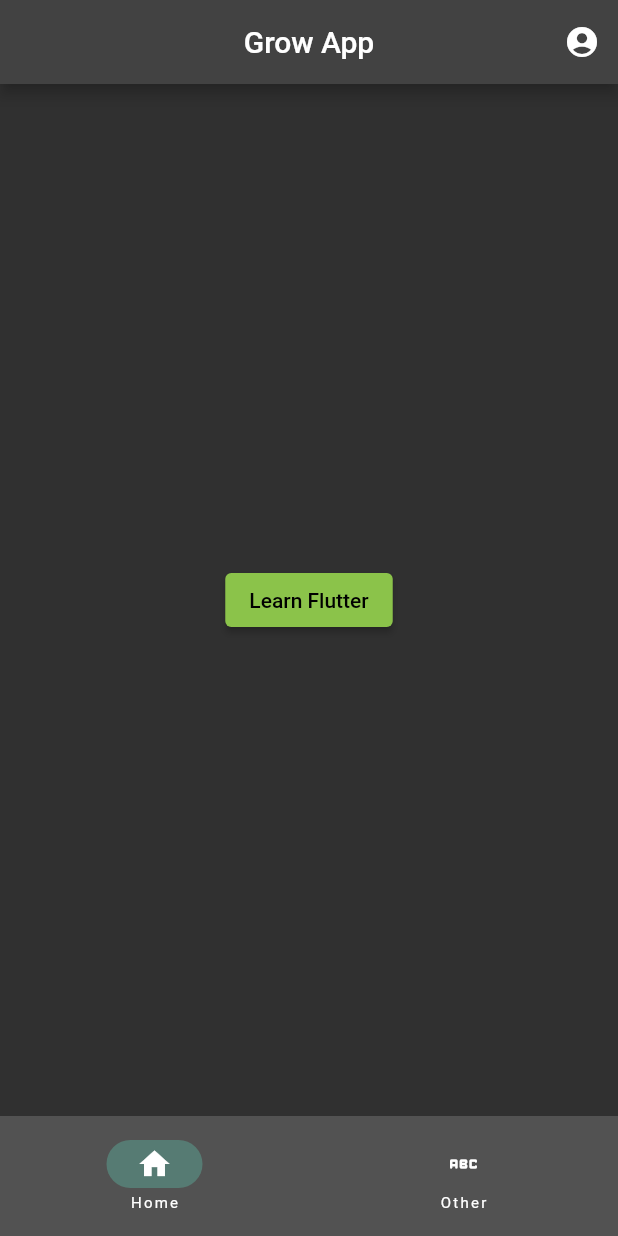
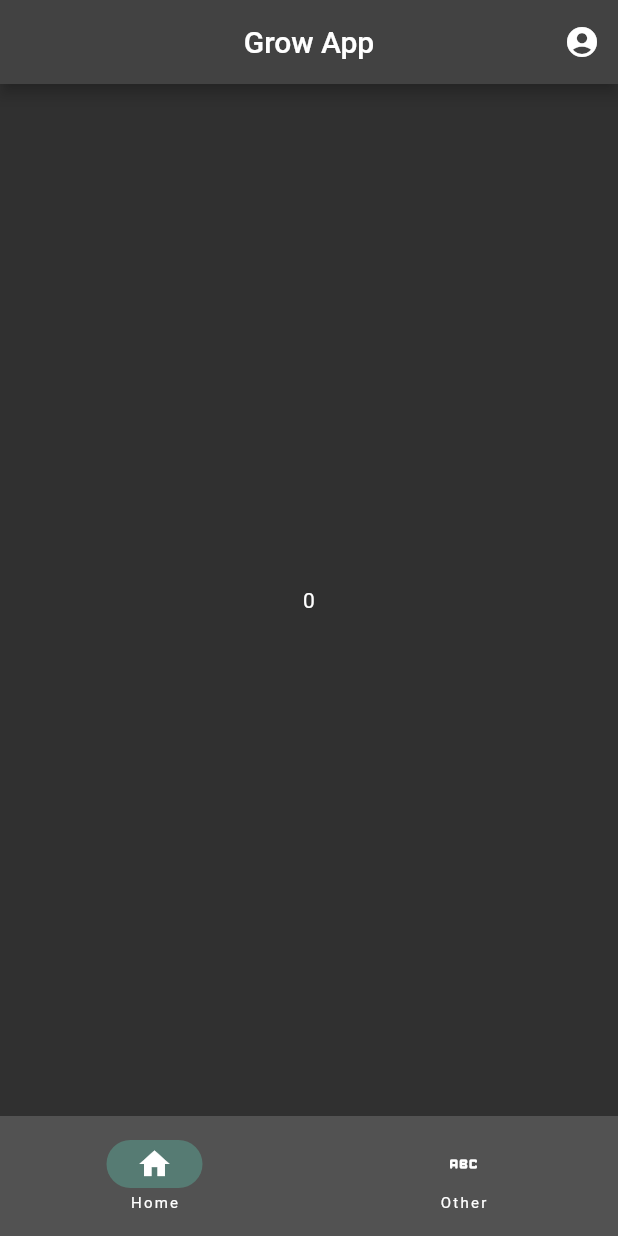
Before and after one commit to Robertcsollei/growApp, a Flutter app: the screen it shows after launch, on a phone screen of 412 x 824 dp. Run offline on Flutter 3.47's test engine with Material 2 defaults, Android fonts, the phone set to English and light mode, and no system bars; our stand-ins replace flutter_riverpod.

Commit message:
reorganizing project and adding riverpod

```diff
--- a/lib/home_page.dart
+++ /dev/null
@@ -1,24 +0,0 @@
-import 'package:flutter/material.dart';
-import 'package:grow_app/learn_flutter_page.dart';
-
-class HomePage extends StatefulWidget {
-  const HomePage({super.key});
-
-  @override
-  State<HomePage> createState() => _HomePageState();
-}
-
-class _HomePageState extends State<HomePage> {
-  @override
-  Widget build(BuildContext context) {
-    return Center(
-        child: ElevatedButton(
-            onPressed: () {
-              Navigator.of(context)
-                  .push(MaterialPageRoute(builder: (BuildContext builder) {
-                return const LearnFlutterPage();
-              }));
-            },
-            child: const Text("Learn Flutter")));
-  }
-}
--- a/lib/main.dart
+++ b/lib/main.dart
@@ -1,9 +1,12 @@
 import 'package:flutter/material.dart';
-
-import 'home_page.dart';
+import 'package:flutter_riverpod/flutter_riverpod.dart';
+import 'pages/home_page.dart';
 
 void main() {
-  runApp(const MyApp());
+  runApp(
+    // Adding ProviderScope enables Riverpod for the entire project
+    const ProviderScope(child: MyApp()),
+  );
 }
 
 class MyApp extends StatelessWidget {
@@ -18,6 +21,9 @@ class MyApp extends StatelessWidget {
             brightness: Brightness.dark, primarySwatch: Colors.lightGreen));
   }
 }
+
+/// Providers are declared globally and specify how to create a state
+final counterProvider = StateProvider((ref) => 0);
 
 class RootPage extends StatefulWidget {
   const RootPage({super.key});
--- a/lib/dashboard_page.dart
+++ b/lib/pages/dashboard_page.dart
@@ -1,4 +1,5 @@
 import 'package:flutter/material.dart';
+
 
 class DashboardPage extends StatefulWidget {
   const DashboardPage({super.key});
--- /dev/null
+++ b/lib/pages/home_page.dart
@@ -0,0 +1,25 @@
+import 'package:flutter/material.dart';
+import 'package:flutter_riverpod/flutter_riverpod.dart';
+import '../main.dart';
+
+class HomePage extends StatefulWidget {
+  const HomePage({super.key});
+
+  @override
+  State<HomePage> createState() => _HomePageState();
+}
+
+class _HomePageState extends State<HomePage> {
+  @override
+  Widget build(BuildContext context) {
+    return Center(
+      // Consumer is a widget that allows you reading providers.
+      child: Consumer(
+        builder: (context, ref, _) {
+          final count = ref.watch(counterProvider);
+          return Text('$count');
+        },
+      ),
+    );
+  }
+}
--- a/pubspec.yaml
+++ b/pubspec.yaml
@@ -40,6 +40,7 @@ dependencies:
   # The following adds the Cupertino Icons font to your application.
   # Use with the CupertinoIcons class for iOS style icons.
   cupertino_icons: ^1.0.2
+  flutter_riverpod: ^2.3.6
 
 dev_dependencies:
   flutter_test:
```
Also changed, not shown: lib/pages/learn_flutter_page.dart (renamed from lib/learn_flutter_page.dart), pubspec.lock.
